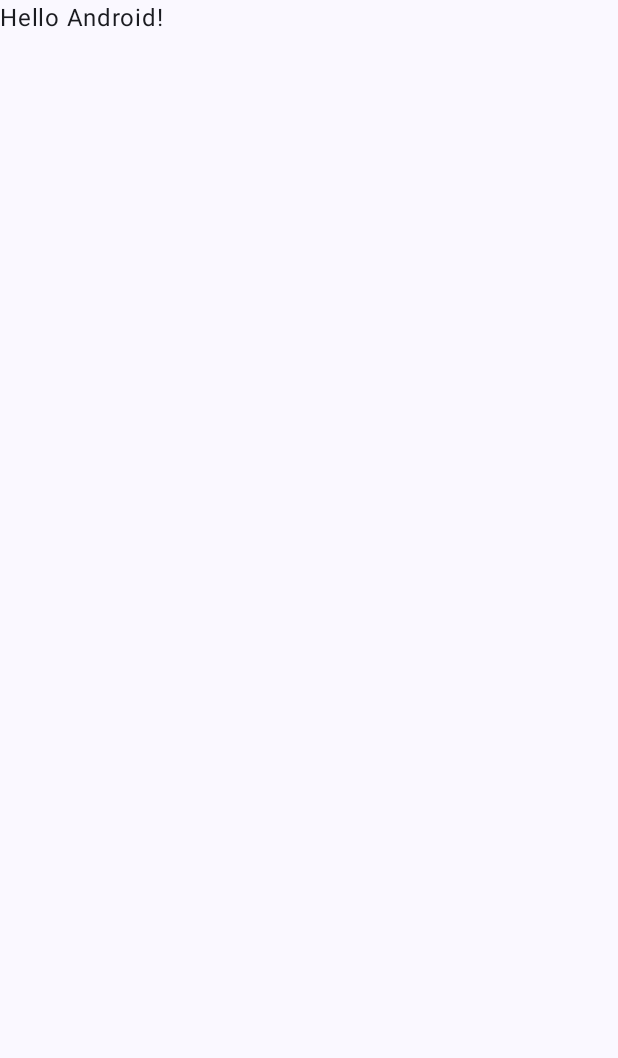
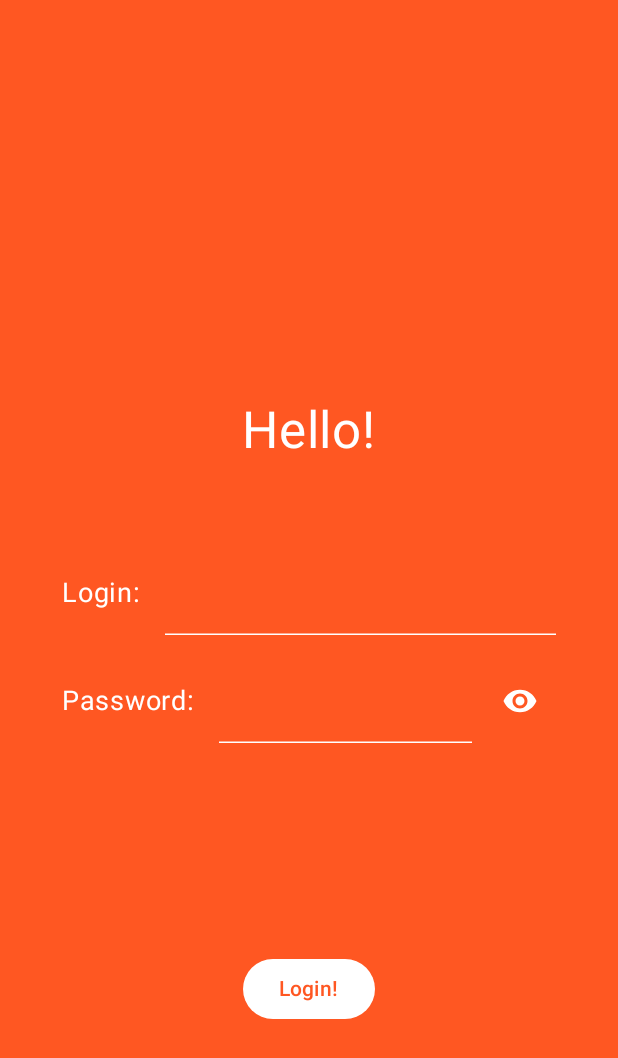
Before and after one commit to HolodTema/Media-Storage-Android, an Android app built with Jetpack Compose: the screen it shows after launch (MainActivity), on a phone screen of 412 x 824 dp. Before the commit the part shown is almost empty. Shown: the top 1058 px of the screen. Run offline under Robolectric (Android 15) with nearby library versions, the phone set to English and light mode, and no system bars; our stand-ins replace constraintlayout-compose.

Commit message:
Basic login layout is ready.

```diff
--- a/app/build.gradle.kts
+++ b/app/build.gradle.kts
@@ -50,6 +50,8 @@
 }
 
 dependencies {
+    //constraintLayout in Compose
+    implementation(libs.androidx.constraintLayout)
 
     implementation(libs.androidx.core.ktx)
     implementation(libs.androidx.lifecycle.runtime.ktx)
--- a/app/src/main/java/com/terabyte/mediastorage/MainActivity.kt
+++ b/app/src/main/java/com/terabyte/mediastorage/MainActivity.kt
@@ -1,17 +1,40 @@
 package com.terabyte.mediastorage
 
+import android.graphics.drawable.Icon
 import android.os.Bundle
 import androidx.activity.ComponentActivity
 import androidx.activity.compose.setContent
 import androidx.activity.enableEdgeToEdge
+import androidx.compose.foundation.background
+import androidx.compose.foundation.layout.Row
 import androidx.compose.foundation.layout.fillMaxSize
+import androidx.compose.foundation.layout.fillMaxWidth
 import androidx.compose.foundation.layout.padding
+import androidx.compose.foundation.layout.width
+import androidx.compose.foundation.text.KeyboardOptions
+import androidx.compose.material3.Button
+import androidx.compose.material3.ButtonDefaults
+import androidx.compose.material3.Icon
+import androidx.compose.material3.IconButton
 import androidx.compose.material3.Scaffold
 import androidx.compose.material3.Text
+import androidx.compose.material3.TextField
+import androidx.compose.material3.TextFieldDefaults
 import androidx.compose.runtime.Composable
+import androidx.compose.ui.Alignment
 import androidx.compose.ui.Modifier
+import androidx.compose.ui.graphics.Color
+import androidx.compose.ui.res.colorResource
+import androidx.compose.ui.res.painterResource
+import androidx.compose.ui.text.TextStyle
+import androidx.compose.ui.text.input.KeyboardType
 import androidx.compose.ui.tooling.preview.Preview
+import androidx.compose.ui.unit.dp
+import androidx.compose.ui.unit.sp
+import androidx.constraintlayout.compose.ConstrainedLayoutReference
+import androidx.constraintlayout.compose.ConstraintLayout
 import com.terabyte.mediastorage.ui.theme.MediaStorageTheme
+import com.terabyte.mediastorage.ui.theme.Orange
 
 class MainActivity : ComponentActivity() {
     override fun onCreate(savedInstanceState: Bundle?) {
@@ -20,28 +43,168 @@
         setContent {
             MediaStorageTheme {
                 Scaffold(modifier = Modifier.fillMaxSize()) { innerPadding ->
-                    Greeting(
-                        name = "Android",
-                        modifier = Modifier.padding(innerPadding)
-                    )
+                    MainContent()
                 }
             }
         }
     }
 }
 
+@Preview(showBackground = true, showSystemUi = true)
 @Composable
-fun Greeting(name: String, modifier: Modifier = Modifier) {
-    Text(
-        text = "Hello $name!",
-        modifier = modifier
-    )
+fun MainContent() {
+    ConstraintLayout(
+        modifier = Modifier
+            .fillMaxSize()
+            .background(Orange)
+    ) {
+        val (textHello, linearLogin, linearPassword, buttonShowPassword, buttonLogin) = createRefs()
+        Text(
+            text = "Hello!",
+            fontSize = 34.sp,
+            color = Color.White,
+            modifier = Modifier
+                .constrainAs(textHello) {
+                    top.linkTo(parent.top)
+                    bottom.linkTo(parent.bottom, margin = 250.dp)
+                    start.linkTo(parent.start)
+                    end.linkTo(parent.end)
+                }
+
+        )
+        RowLogin(
+            modifier = Modifier
+                .constrainAs(linearLogin) {
+                    top.linkTo(textHello.top, margin = 100.dp)
+                    centerHorizontallyTo(parent)
+                }
+        )
+        RowPassword(
+            modifier = Modifier
+                .constrainAs(linearPassword) {
+                    top.linkTo(linearLogin.bottom, margin = 16.dp)
+                    centerHorizontallyTo(parent)
+                }
+        )
+
+        Button(
+            onClick = {
+
+            },
+            colors = ButtonDefaults.buttonColors(
+                containerColor = Color.White
+            ),
+            modifier = Modifier
+                .constrainAs(buttonLogin) {
+                    top.linkTo(linearPassword.bottom)
+                    bottom.linkTo(parent.bottom)
+                    centerHorizontallyTo(parent)
+                }
+        ) {
+            Text(text = "Login!", color = Orange)
+        }
+
+    }
 }
 
-@Preview(showBackground = true)
 @Composable
-fun GreetingPreview() {
-    MediaStorageTheme {
-        Greeting("Android")
+fun RowLogin(modifier: Modifier) {
+    Row(
+        verticalAlignment = Alignment.CenterVertically,
+        modifier = modifier
+            .fillMaxWidth(0.8f)
+    ) {
+        Text(
+            text = "Login:",
+            color = Color.White,
+            fontSize = 18.sp,
+        )
+        TextField(
+            keyboardOptions = KeyboardOptions(
+                keyboardType = KeyboardType.Text
+            ),
+            singleLine = true,
+            colors = TextFieldDefaults.colors(
+                focusedContainerColor = Color.Transparent,
+                unfocusedContainerColor = Color.Transparent,
+                disabledContainerColor = Color.Transparent,
+                errorContainerColor = Color.Transparent,
+                focusedTextColor = Color.White,
+                unfocusedTextColor = Color.White,
+                disabledTextColor = Color.White,
+                errorTextColor = Color.White,
+                focusedIndicatorColor = Color.White,
+                unfocusedIndicatorColor = Color.White,
+                disabledIndicatorColor = Color.White,
+                errorIndicatorColor = Color.White
+            ),
+            textStyle = TextStyle(
+                fontSize = 18.sp
+            ),
+            value = "",
+            onValueChange = {
+
+            },
+            modifier = Modifier
+                .padding(start = 16.dp)
+        )
     }
 }
+
+@Composable
+fun RowPassword(modifier: Modifier) {
+    Row(
+        verticalAlignment = Alignment.CenterVertically,
+        modifier = modifier
+            .fillMaxWidth(0.8f)
+    ) {
+        Text(
+            text = "Password:",
+            color = Color.White,
+            fontSize = 18.sp,
+        )
+        TextField(
+            keyboardOptions = KeyboardOptions(
+                keyboardType = KeyboardType.Password
+            ),
+            colors = TextFieldDefaults.colors(
+                focusedContainerColor = Color.Transparent,
+                unfocusedContainerColor = Color.Transparent,
+                disabledContainerColor = Color.Transparent,
+                errorContainerColor = Color.Transparent,
+                focusedTextColor = Color.White,
+                unfocusedTextColor = Color.White,
+                disabledTextColor = Color.White,
+                errorTextColor = Color.White,
+                focusedIndicatorColor = Color.White,
+                unfocusedIndicatorColor = Color.White,
+                disabledIndicatorColor = Color.White,
+                errorIndicatorColor = Color.White
+            ),
+            textStyle = TextStyle(
+                fontSize = 18.sp
+            ),
+            singleLine = true,
+            value = "",
+            onValueChange = {
+
+            },
+            modifier = Modifier
+                .padding(start = 16.dp)
+                .weight(1f)
+        )
+        IconButton(
+            onClick = {
+
+            },
+            modifier = Modifier
+                .padding(start = 8.dp)
+        ) {
+            Icon(
+                painter = painterResource(id = R.drawable.ic_show_password),
+                contentDescription = "",
+                tint = Color.White
+            )
+        }
+    }
+}
--- a/app/src/main/java/com/terabyte/mediastorage/ui/theme/Color.kt
+++ b/app/src/main/java/com/terabyte/mediastorage/ui/theme/Color.kt
@@ -9,3 +9,5 @@
 val Purple40 = Color(0xFF6650a4)
 val PurpleGrey40 = Color(0xFF625b71)
 val Pink40 = Color(0xFF7D5260)
+
+val Orange = Color(0xFFFF5722)
--- /dev/null
+++ b/app/src/main/res/drawable/ic_show_password.xml
@@ -0,0 +1,5 @@
+<vector xmlns:android="http://schemas.android.com/apk/res/android" android:height="24dp" android:tint="#000000" android:viewportHeight="24" android:viewportWidth="24" android:width="24dp">
+
+    <path android:fillColor="@android:color/white" android:pathData="M12,4.5C7,4.5 2.73,7.61 1,12c1.73,4.39 6,7.5 11,7.5s9.27,-3.11 11,-7.5c-1.73,-4.39 -6,-7.5 -11,-7.5zM12,17c-2.76,0 -5,-2.24 -5,-5s2.24,-5 5,-5 5,2.24 5,5 -2.24,5 -5,5zM12,9c-1.66,0 -3,1.34 -3,3s1.34,3 3,3 3,-1.34 3,-3 -1.34,-3 -3,-3z"/>
+
+</vector>
--- a/gradle/libs.versions.toml
+++ b/gradle/libs.versions.toml
@@ -8,6 +8,7 @@
 lifecycleRuntimeKtx = "2.8.4"
 activityCompose = "1.9.1"
 composeBom = "2024.04.01"
+constraintLayout = "1.0.1"
 
 [libraries]
 androidx-core-ktx = { group = "androidx.core", name = "core-ktx", version.ref = "coreKtx" }
@@ -24,6 +25,7 @@
 androidx-ui-test-manifest = { group = "androidx.compose.ui", name = "ui-test-manifest" }
 androidx-ui-test-junit4 = { group = "androidx.compose.ui", name = "ui-test-junit4" }
 androidx-material3 = { group = "androidx.compose.material3", name = "material3" }
+androidx-constraintLayout = { group = "androidx.constraintlayout", name = "constraintlayout-compose", version.ref = "constraintLayout" }
 
 [plugins]
 android-application = { id = "com.android.application", version.ref = "agp" }
```
